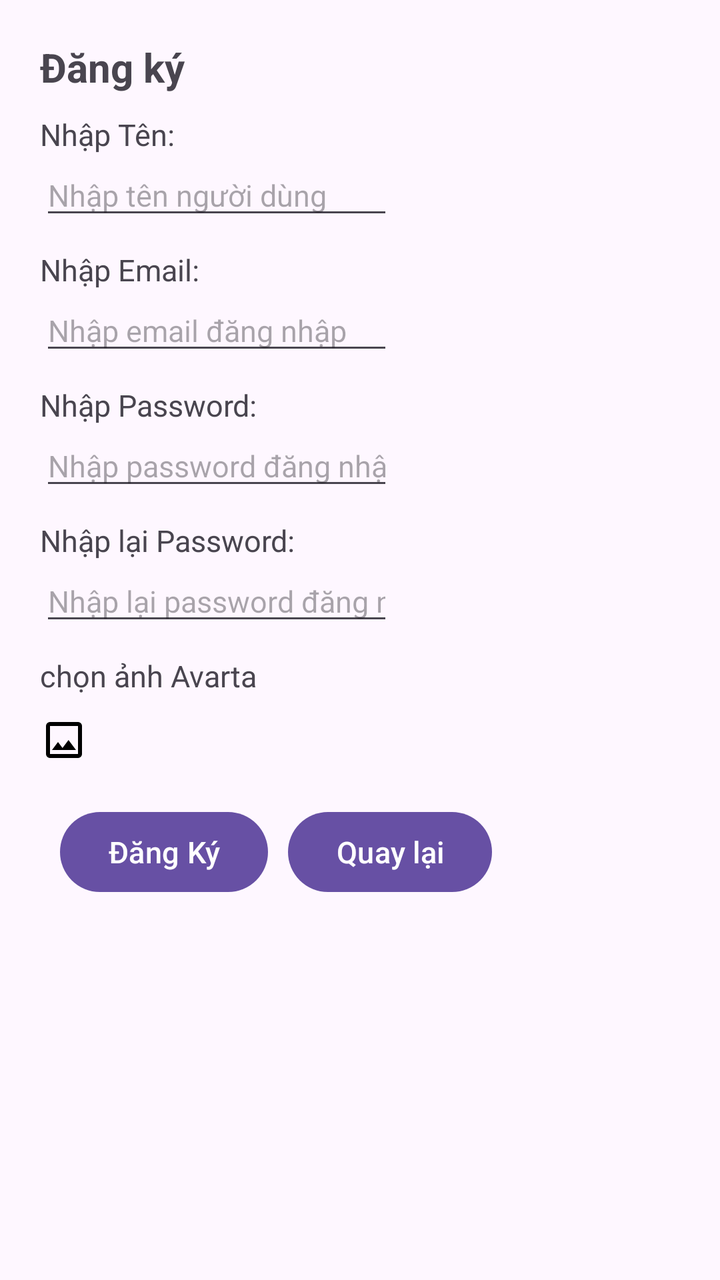
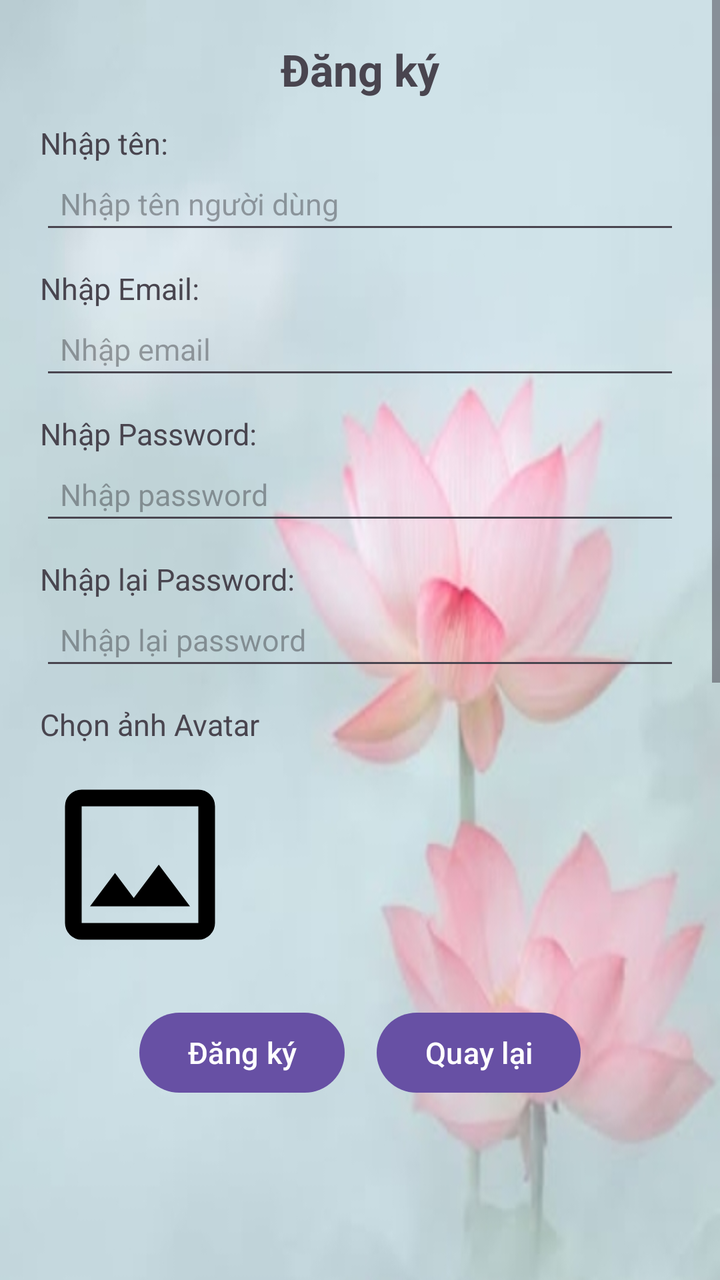

An Android layout rendered at two revisions. The XML below is the earlier revision; the diff shows what the commit changed to produce the second picture.
<!-- AndroidManifest.xml: application theme Theme.BTLAPP -->
<!-- res/layout/custom_register.xml -->
<?xml version="1.0" encoding="utf-8"?>
<LinearLayout xmlns:android="http://schemas.android.com/apk/res/android"
    android:layout_width="wrap_content"
    android:layout_height="wrap_content"
    android:orientation="vertical"
    android:padding="20dp">

    <TextView
        android:id="@+id/lblTitleDialog"
        android:layout_width="wrap_content"
        android:layout_height="wrap_content"
        android:text="Đăng ký"
        android:textSize="20sp"
        android:textStyle="bold" />

    <TextView
        android:id="@+id/lblNameRegister"
        android:layout_width="wrap_content"
        android:layout_height="wrap_content"
        android:layout_marginTop="10dp"
        android:text="Nhập Tên:"
        android:textSize="15sp" />

    <EditText
        android:id="@+id/txtNameRegister"
        android:layout_width="wrap_content"
        android:layout_height="wrap_content"
        android:ems="10"
        android:hint="Nhập tên người dùng"
        android:textSize="15sp" />

    <TextView
        android:id="@+id/lblEmailRegister"
        android:layout_width="wrap_content"
        android:layout_height="wrap_content"
        android:layout_marginTop="10dp"
        android:text="Nhập Email:"
        android:textSize="15sp" />

    <EditText
        android:id="@+id/txtEmailRegister"
        android:layout_width="wrap_content"
        android:layout_height="wrap_content"
        android:ems="10"
        android:hint="Nhập email đăng nhập"
        android:inputType="textEmailAddress"
        android:textSize="15sp" />

    <TextView
        android:id="@+id/lblPasswordRegister"
        android:layout_width="wrap_content"
        android:layout_height="wrap_content"
        android:layout_marginTop="10dp"
        android:text="Nhập Password:"
        android:textSize="15sp" />

    <EditText
        android:id="@+id/txtPasswordRegister"
        android:layout_width="wrap_content"
        android:layout_height="wrap_content"
        android:ems="10"
        android:hint="Nhập password đăng nhập"
        android:inputType="textPassword"
        android:textSize="15sp" />

    <TextView
        android:id="@+id/lblRePasswordRegister"
        android:layout_width="wrap_content"
        android:layout_height="wrap_content"
        android:layout_marginTop="10dp"
        android:text="Nhập lại Password:"
        android:textSize="15sp" />

    <EditText
        android:id="@+id/txtRePasswordRegister"
        android:layout_width="wrap_content"
        android:layout_height="wrap_content"
        android:ems="10"
        android:hint="Nhập lại password đăng nhập"
        android:inputType="textPassword"
        android:textSize="15sp" />

    <TextView
        android:id="@+id/txtErrorRePass"
        android:layout_width="wrap_content"
        android:layout_height="wrap_content"
        android:text="Mật khẩu không khớp!"
        android:textColor="#FF0000"
        android:textSize="10sp"
        android:visibility="gone" />

    <TextView
        android:id="@+id/lblSelectImage"
        android:layout_width="wrap_content"
        android:layout_height="wrap_content"
        android:layout_marginTop="10dp"
        android:text="chọn ảnh Avarta"
        android:textSize="15sp" />

    <ImageButton
        android:id="@+id/ImgBtnAvarta"
        android:layout_width="wrap_content"
        android:layout_height="wrap_content"
        android:layout_marginTop="10dp"
        android:background="@drawable/select_image_24" />

    <LinearLayout
        android:layout_width="wrap_content"
        android:layout_height="wrap_content"
        android:layout_marginTop="10dp"
        android:orientation="horizontal"
        android:padding="10dp">

        <Button
            android:id="@+id/btnOKRegister"
            android:layout_width="wrap_content"
            android:layout_height="wrap_content"
            android:text="@string/action_register"
            android:textSize="15sp" />

        <Button
            android:id="@+id/btnCancelRegister"
            android:layout_width="wrap_content"
            android:layout_height="wrap_content"
            android:layout_marginStart="10dp"
            android:text="Quay lại"
            android:textSize="15sp" />

    </LinearLayout>
</LinearLayout>
<!-- resources referenced by this layout -->
<resources>
  <!-- drawable select_image_24 (drawable) -->
  <vector xmlns:android="http://schemas.android.com/apk/res/android" android:height="24dp" android:tint="#000000" android:viewportHeight="960" android:viewportWidth="960" android:width="24dp">
        
      <path android:fillColor="@android:color/white" android:pathData="M200,840Q167,840 143.5,816.5Q120,793 120,760L120,200Q120,167 143.5,143.5Q167,120 200,120L760,120Q793,120 816.5,143.5Q840,167 840,200L840,760Q840,793 816.5,816.5Q793,840 760,840L200,840ZM200,760L760,760Q760,760 760,760Q760,760 760,760L760,200Q760,200 760,200Q760,200 760,200L200,200Q200,200 200,200Q200,200 200,200L200,760Q200,760 200,760Q200,760 200,760ZM240,680L720,680L570,480L450,640L360,520L240,680ZM200,760Q200,760 200,760Q200,760 200,760L200,200Q200,200 200,200Q200,200 200,200L200,200Q200,200 200,200Q200,200 200,200L200,760Q200,760 200,760Q200,760 200,760Z"/>
      
  </vector>
  <string name="action_register">Đăng Ký</string>
  <style name="Theme.BTLAPP" parent="Base.Theme.BTLAPP" />
  <style name="Base.Theme.BTLAPP" parent="Theme.Material3.DayNight.NoActionBar">
          
          
      </style>
</resources>

<!-- the commit's change to res/layout/custom_register.xml (unified diff, before → after) -->
@@ -1,130 +1,141 @@
 <?xml version="1.0" encoding="utf-8"?>
-<LinearLayout xmlns:android="http://schemas.android.com/apk/res/android"
-    android:layout_width="wrap_content"
-    android:layout_height="wrap_content"
-    android:orientation="vertical"
-    android:padding="20dp">
-
-    <TextView
-        android:id="@+id/lblTitleDialog"
-        android:layout_width="wrap_content"
-        android:layout_height="wrap_content"
-        android:text="Đăng ký"
-        android:textSize="20sp"
-        android:textStyle="bold" />
-
-    <TextView
-        android:id="@+id/lblNameRegister"
-        android:layout_width="wrap_content"
-        android:layout_height="wrap_content"
-        android:layout_marginTop="10dp"
-        android:text="Nhập Tên:"
-        android:textSize="15sp" />
-
-    <EditText
-        android:id="@+id/txtNameRegister"
-        android:layout_width="wrap_content"
-        android:layout_height="wrap_content"
-        android:ems="10"
-        android:hint="Nhập tên người dùng"
-        android:textSize="15sp" />
-
-    <TextView
-        android:id="@+id/lblEmailRegister"
-        android:layout_width="wrap_content"
-        android:layout_height="wrap_content"
-        android:layout_marginTop="10dp"
-        android:text="Nhập Email:"
-        android:textSize="15sp" />
-
-    <EditText
-        android:id="@+id/txtEmailRegister"
-        android:layout_width="wrap_content"
-        android:layout_height="wrap_content"
-        android:ems="10"
-        android:hint="Nhập email đăng nhập"
-        android:inputType="textEmailAddress"
-        android:textSize="15sp" />
-
-    <TextView
-        android:id="@+id/lblPasswordRegister"
-        android:layout_width="wrap_content"
-        android:layout_height="wrap_content"
-        android:layout_marginTop="10dp"
-        android:text="Nhập Password:"
-        android:textSize="15sp" />
-
-    <EditText
-        android:id="@+id/txtPasswordRegister"
-        android:layout_width="wrap_content"
-        android:layout_height="wrap_content"
-        android:ems="10"
-        android:hint="Nhập password đăng nhập"
-        android:inputType="textPassword"
-        android:textSize="15sp" />
-
-    <TextView
-        android:id="@+id/lblRePasswordRegister"
-        android:layout_width="wrap_content"
-        android:layout_height="wrap_content"
-        android:layout_marginTop="10dp"
-        android:text="Nhập lại Password:"
-        android:textSize="15sp" />
-
-    <EditText
-        android:id="@+id/txtRePasswordRegister"
-        android:layout_width="wrap_content"
-        android:layout_height="wrap_content"
-        android:ems="10"
-        android:hint="Nhập lại password đăng nhập"
-        android:inputType="textPassword"
-        android:textSize="15sp" />
-
-    <TextView
-        android:id="@+id/txtErrorRePass"
-        android:layout_width="wrap_content"
-        android:layout_height="wrap_content"
-        android:text="Mật khẩu không khớp!"
-        android:textColor="#FF0000"
-        android:textSize="10sp"
-        android:visibility="gone" />
-
-    <TextView
-        android:id="@+id/lblSelectImage"
-        android:layout_width="wrap_content"
-        android:layout_height="wrap_content"
-        android:layout_marginTop="10dp"
-        android:text="chọn ảnh Avarta"
-        android:textSize="15sp" />
-
-    <ImageButton
-        android:id="@+id/ImgBtnAvarta"
-        android:layout_width="wrap_content"
-        android:layout_height="wrap_content"
-        android:layout_marginTop="10dp"
-        android:background="@drawable/select_image_24" />
+<ScrollView xmlns:android="http://schemas.android.com/apk/res/android"
+    android:layout_width="match_parent"
+    android:layout_height="wrap_content">
 
     <LinearLayout
-        android:layout_width="wrap_content"
+        android:layout_width="match_parent"
         android:layout_height="wrap_content"
-        android:layout_marginTop="10dp"
-        android:orientation="horizontal"
-        android:padding="10dp">
+        android:orientation="vertical"
+        android:background="@drawable/bg_register"
+        android:padding="20dp">
 
-        <Button
-            android:id="@+id/btnOKRegister"
+        <TextView
+            android:layout_gravity="center"
+            android:id="@+id/lblTitleDialog"
             android:layout_width="wrap_content"
             android:layout_height="wrap_content"
-            android:text="@string/action_register"
+            android:text="Đăng ký"
+            android:textSize="22sp"
+            android:textStyle="bold" />
+
+        <TextView
+            android:id="@+id/lblNameRegister"
+            android:layout_width="wrap_content"
+            android:layout_height="wrap_content"
+            android:layout_marginTop="12dp"
+            android:text="Nhập tên:"
             android:textSize="15sp" />
 
-        <Button
-            android:id="@+id/btnCancelRegister"
+        <EditText
+            android:id="@+id/txtNameRegister"
+            android:layout_width="match_parent"
+            android:layout_height="wrap_content"
+            android:hint="Nhập tên người dùng"
+            android:padding="10dp"
+            android:textSize="15sp" />
+
+        <TextView
+            android:id="@+id/lblEmailRegister"
             android:layout_width="wrap_content"
             android:layout_height="wrap_content"
-            android:layout_marginStart="10dp"
-            android:text="Quay lại"
+            android:layout_marginTop="12dp"
+            android:text="Nhập Email:"
             android:textSize="15sp" />
 
+        <EditText
+            android:id="@+id/txtEmailRegister"
+            android:layout_width="match_parent"
+            android:layout_height="wrap_content"
+            android:hint="Nhập email"
+            android:inputType="textEmailAddress"
+            android:padding="10dp"
+            android:textSize="15sp" />
+
+        <TextView
+            android:id="@+id/lblPasswordRegister"
+            android:layout_width="wrap_content"
+            android:layout_height="wrap_content"
+            android:layout_marginTop="12dp"
+            android:text="Nhập Password:"
+            android:textSize="15sp" />
+
+        <EditText
+            android:id="@+id/txtPasswordRegister"
+            android:layout_width="match_parent"
+            android:layout_height="wrap_content"
+            android:hint="Nhập password"
+            android:inputType="textPassword"
+            android:padding="10dp"
+            android:textSize="15sp" />
+
+        <TextView
+            android:id="@+id/lblRePasswordRegister"
+            android:layout_width="wrap_content"
+            android:layout_height="wrap_content"
+            android:layout_marginTop="12dp"
+            android:text="Nhập lại Password:"
+            android:textSize="15sp" />
+
+        <EditText
+            android:id="@+id/txtRePasswordRegister"
+            android:layout_width="match_parent"
+            android:layout_height="wrap_content"
+            android:hint="Nhập lại password"
+            android:inputType="textPassword"
+            android:padding="10dp"
+            android:textSize="15sp" />
+
+        <TextView
+            android:id="@+id/txtErrorRePass"
+            android:layout_width="wrap_content"
+            android:layout_height="wrap_content"
+            android:text="Mật khẩu không khớp!"
+            android:textColor="#FF0000"
+            android:textSize="12sp"
+            android:visibility="gone" />
+
+        <TextView
+            android:id="@+id/lblSelectImage"
+            android:layout_width="wrap_content"
+            android:layout_height="wrap_content"
+            android:layout_marginTop="12dp"
+            android:text="Chọn ảnh Avatar"
+            android:textSize="15sp" />
+
+        <ImageButton
+            android:id="@+id/ImgBtnAvarta"
+            android:layout_width="100dp"
+            android:layout_height="100dp"
+            android:layout_marginTop="10dp"
+            android:background="@android:color/transparent"
+            android:scaleType="centerCrop"
+            android:src="@drawable/select_image_24" />
+
+        <LinearLayout
+            android:layout_width="match_parent"
+            android:layout_height="wrap_content"
+            android:layout_marginTop="20dp"
+            android:gravity="center"
+            android:orientation="horizontal">
+
+            <Button
+                android:id="@+id/btnOKRegister"
+                android:layout_width="wrap_content"
+                android:layout_height="wrap_content"
+                android:text="Đăng ký"
+                android:textSize="15sp" />
+
+            <Button
+                android:id="@+id/btnCancelRegister"
+                android:layout_width="wrap_content"
+                android:layout_height="wrap_content"
+                android:layout_marginStart="16dp"
+                android:text="Quay lại"
+                android:textSize="15sp" />
+
+        </LinearLayout>
+
     </LinearLayout>
-</LinearLayout>
+
+</ScrollView>
<!-- resource entries referenced after the edit -->
@@ -1,12 +1,12 @@
 <!-- resources referenced by this layout -->
 <resources>
+  <!-- drawable bg_register: png bitmap (drawable, 358153 bytes) -->
   <!-- drawable select_image_24 (drawable) -->
   <vector xmlns:android="http://schemas.android.com/apk/res/android" android:height="24dp" android:tint="#000000" android:viewportHeight="960" android:viewportWidth="960" android:width="24dp">
         
       <path android:fillColor="@android:color/white" android:pathData="M200,840Q167,840 143.5,816.5Q120,793 120,760L120,200Q120,167 143.5,143.5Q167,120 200,120L760,120Q793,120 816.5,143.5Q840,167 840,200L840,760Q840,793 816.5,816.5Q793,840 760,840L200,840ZM200,760L760,760Q760,760 760,760Q760,760 760,760L760,200Q760,200 760,200Q760,200 760,200L200,200Q200,200 200,200Q200,200 200,200L200,760Q200,760 200,760Q200,760 200,760ZM240,680L720,680L570,480L450,640L360,520L240,680ZM200,760Q200,760 200,760Q200,760 200,760L200,200Q200,200 200,200Q200,200 200,200L200,200Q200,200 200,200Q200,200 200,200L200,760Q200,760 200,760Q200,760 200,760Z"/>
       
   </vector>
-  <string name="action_register">Đăng Ký</string>
   <style name="Theme.BTLAPP" parent="Base.Theme.BTLAPP" />
   <style name="Base.Theme.BTLAPP" parent="Theme.Material3.DayNight.NoActionBar">
           
